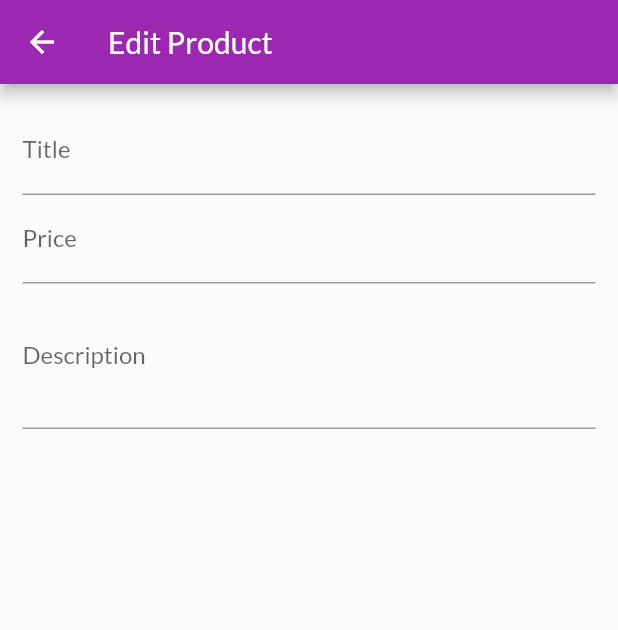
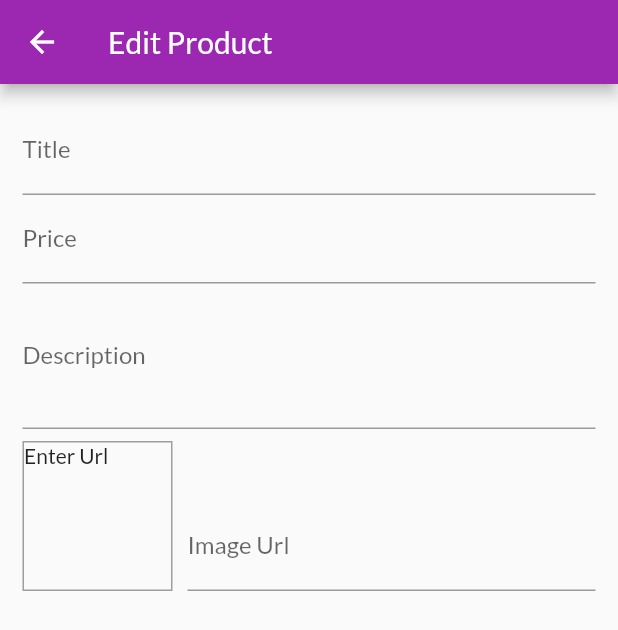
Before and after one commit to UrbanSwati/myshop, a Flutter app: the EditProductScreen screen opened by its route, on a phone screen of 412 x 824 dp. Shown: the top 630 px of the screen. Run offline on Flutter 3.47's test engine with Material 2 defaults, Android fonts, the phone set to English and light mode, and no system bars; network calls fail.

Commit message:
added fn to update image url after losing focus
so that the image is loaded once focus is moved away

```diff
--- a/lib/screens/edit_product_screen.dart
+++ b/lib/screens/edit_product_screen.dart
@@ -9,12 +9,29 @@ class EditProductScreen extends StatefulWidget {
 class _EditProductScreenState extends State<EditProductScreen> {
   final _priceFocusNode = FocusNode();
   final _descriptionFocusNode = FocusNode();
+  final _imageFocusNode = FocusNode();
+  final _imageUrlController = TextEditingController();
+
+  @override
+  void initState() {
+    _imageFocusNode.addListener(_updateImageUrl);
+    super.initState();
+  }
 
   @override
   void dispose() {
+    _imageFocusNode.removeListener(_updateImageUrl);
     _priceFocusNode.dispose();
     _descriptionFocusNode.dispose();
+    _imageUrlController.dispose();
+    _imageFocusNode.dispose();
     super.dispose();
+  }
+
+  void _updateImageUrl(){
+    if(!_imageFocusNode.hasFocus){
+      setState(() {});
+    }
   }
 
   @override
@@ -33,8 +50,7 @@ class _EditProductScreenState extends State<EditProductScreen> {
                   textInputAction: TextInputAction.next,
                   onFieldSubmitted: (_) {
                     FocusScope.of(context).requestFocus(_priceFocusNode);
-                }
-              ),
+                  }),
               TextFormField(
                   decoration: InputDecoration(labelText: 'Price'),
                   textInputAction: TextInputAction.next,
@@ -42,13 +58,44 @@ class _EditProductScreenState extends State<EditProductScreen> {
                   focusNode: _priceFocusNode,
                   onFieldSubmitted: (_) {
                     FocusScope.of(context).requestFocus(_descriptionFocusNode);
-                }
-              ),
+                  }),
               TextFormField(
                 decoration: InputDecoration(labelText: 'Description'),
                 maxLines: 3,
                 keyboardType: TextInputType.multiline,
                 focusNode: _descriptionFocusNode,
+                onFieldSubmitted: (_) {
+                  FocusScope.of(context).requestFocus(_imageFocusNode);
+                },
+              ),
+              Row(
+                crossAxisAlignment: CrossAxisAlignment.end,
+                children: <Widget>[
+                  Container(
+                      width: 100,
+                      height: 100,
+                      margin: EdgeInsets.only(top: 8, right: 10),
+                      decoration: BoxDecoration(
+                        border: Border.all(width: 1, color: Colors.grey),
+                      ),
+                      child: _imageUrlController.text.isEmpty
+                          ? Text('Enter Url')
+                          : FittedBox(
+                              child: Image.network(
+                                _imageUrlController.text,
+                                fit: BoxFit.cover,
+                              ),
+                            )),
+                  Expanded(
+                    child: TextFormField(
+                      decoration: InputDecoration(labelText: 'Image Url'),
+                      keyboardType: TextInputType.url,
+                      textInputAction: TextInputAction.done,
+                      controller: _imageUrlController,
+                      focusNode: _imageFocusNode,
+                    ),
+                  )
+                ],
               )
             ],
           ),
```
Lines whose indentation alone changed are shown as unchanged.
